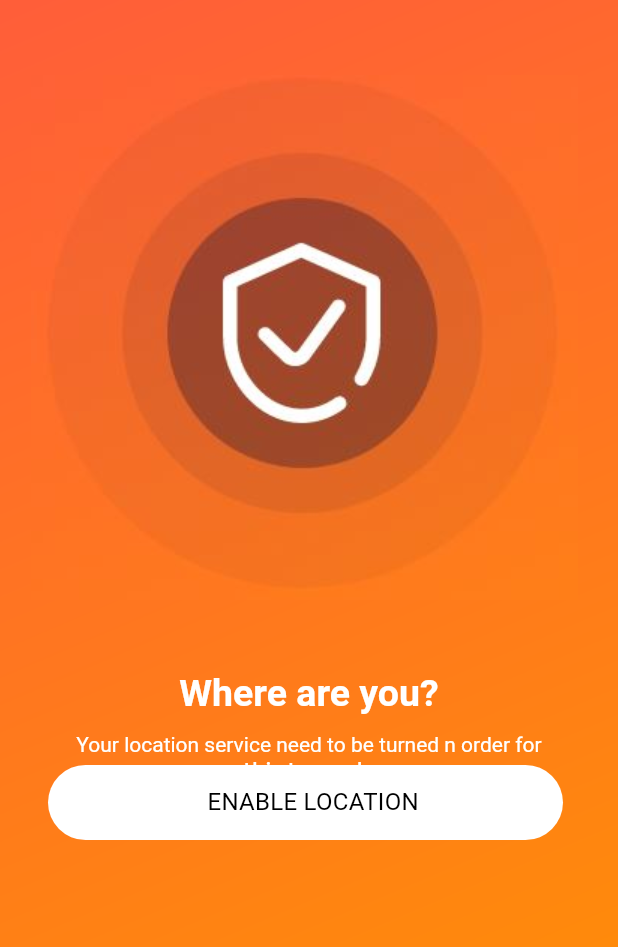
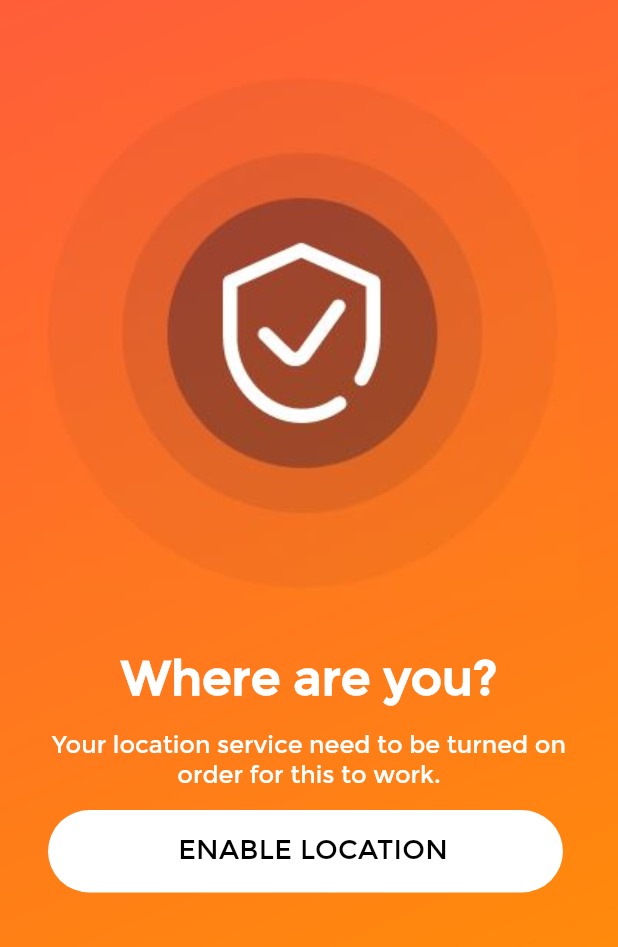
Before and after one commit to sudeshfer/folk, a Flutter app: the GetLocation screen opened by its route, on a phone screen of 412 x 824 dp. Shown: the top 947 px of the screen. Run offline on Flutter 3.47's test engine with Material 2 defaults, Android fonts, the phone set to English and light mode, and no system bars; our stand-ins replace flutter_datetime_picker, font_awesome_flutter, image_cropper, image_picker, permission_handler; missing offline and left inert: flutter_alert, flutter_country_picker, flutter_facebook_login, sms.

Commit message:
location page done

```diff
--- a/lib/Screens/Login/location.dart
+++ b/lib/Screens/Login/location.dart
@@ -1,4 +1,7 @@
+// import 'package:location/location.dart';
+// import 'package:flutter/services.dart';
 import 'package:flutter/material.dart';
+import 'package:permission_handler/permission_handler.dart';
 
 class GetLocation extends StatefulWidget {
   GetLocation({Key key}) : super(key: key);
@@ -8,6 +11,60 @@ class GetLocation extends StatefulWidget {
 }
 
 class _GetLocationState extends State<GetLocation> {
+  // Map<String,double> currentLocation = new Map();
+  // StreamSubscription<Map<String,double>> locationSubscription;
+
+  // Location location = new Location();
+  String error;
+  PermissionStatus _status;
+
+   @override
+  void initState() {
+      PermissionHandler().checkPermissionStatus(PermissionGroup.locationWhenInUse).then(_updateStatus);
+    // print(widget.fbId +
+    //     "\n" +
+    //     widget.fbName +
+    //     "\n" +
+    //     widget.fbEmail +
+    //     "\n" +
+    //     widget.fbPicUrl);
+    super.initState();
+    // currentLocation['latitude'] = 0.0;
+    // currentLocation['longintube'] = 0.0;
+    // initPlatformState();
+    // locationSubscription = location.onLocationChanged().listen((Map<String,double> result){
+    //   setState(() {
+    //     currentLocation = result;
+    //   });
+    // } );
+  }
+
+  void _updateStatus(PermissionStatus status){
+    if(status != _status){
+      setState(() {
+        _status = status;
+      });
+      print(_status);
+    }
+  }
+
+ void _askPermission(){
+   PermissionHandler().requestPermissions([PermissionGroup.locationWhenInUse]).then(_onStatusRequested);
+ }
+
+ void _onStatusRequested(Map<PermissionGroup, PermissionStatus> statuses){
+    final status = statuses[PermissionGroup.locationWhenInUse];
+    // if(status != PermissionStatus.granted){
+    //   PermissionHandler().openAppSettings();
+    // }
+    // else{
+    //   _updateStatus(status);
+    // }
+    _updateStatus(status);
+ }
+
+
+
   @override
   Widget build(BuildContext context) {
     return Scaffold(
@@ -20,17 +77,6 @@ class _GetLocationState extends State<GetLocation> {
               height: MediaQuery.of(context).size.height,
               fit: BoxFit.fill,
             ),
-        //      decoration: BoxDecoration(
-      //  gradient: LinearGradient(
-      //    begin: Alignment.topRight,
-      //    end: Alignment.bottomLeft,
-      //    stops: [0.2,1.2],
-      //    colors: [
-     //    Color(0xFFf45d27), Color(0xFFf5851f)
-      //    ],
-    //hari color eka ganna be oi
-    //    ),
-           //   ),
           ),
            Positioned(
             top: 50.0,
@@ -45,41 +91,42 @@ class _GetLocationState extends State<GetLocation> {
             ),
           ),
            Center(
-                    child: Padding(
-                      padding: const EdgeInsets.only(top: 100.0),
+                    child: Container(
+                      margin: const EdgeInsets.only(top: 95.0,bottom: 15),
                       child: Container(
                         child: Text('Where are you?',
                             style: TextStyle(
                               color: Colors.white,
-                              fontSize: 25,
+                              fontSize: 32,
+                              fontFamily: 'Montserrat',
                               fontWeight: FontWeight.bold
                             )),
                       ),
                     ),
                   ),
        Center(
-                    child: Padding(
-                      padding: const EdgeInsets.only(top: 185.0),
+                    child: Container(
+                      margin: const EdgeInsets.only(top: 240.0,bottom: 50),
                       child: Container(
                         child:  RichText(
                 textAlign: TextAlign.center,
                 text: TextSpan(
-                    text: "Your location service need to be turned n order for \n",
+                    text: "Your location service need to be turned on  \n",
 
-                    style: TextStyle(color: Colors.white, fontSize: 14),
+                    style: TextStyle(color: Colors.white, fontSize: 16,fontFamily: 'Montserrat'),
                     children: [
                       TextSpan(
-                          text: "this to work.",
+                          text: "order for this to work.",
                           style: TextStyle(
                               color: Colors.white,fontFamily: 'Montserrat',
-                              fontSize: 14))
+                              fontSize: 16))
                     ]),
               ),
                       ),
                     ),
                   ),
           Positioned(
-           top: 430,
+           top: 440,
             left: 32,
             child: Center(
               child: Column(
@@ -89,13 +136,15 @@ class _GetLocationState extends State<GetLocation> {
 
                   InkWell(
                     onTap: () {
-                      Navigator.of(context).pushNamed("/");
+                      _askPermission();
+                      // initPlatformState();
+                      // Navigator.of(context).pushNamed("/");
                     },
                     child: Center(
                       child: Padding(
-                        padding: const EdgeInsets.only(top: 80.0),
+                        padding: const EdgeInsets.only(top: 100.0),
                         child: Container(
-                          height: 50,
+                          height: 55,
                           width: MediaQuery.of(context).size.width / 1.2,
                           decoration: BoxDecoration(
                             color: Colors.white,
@@ -111,7 +160,7 @@ class _GetLocationState extends State<GetLocation> {
                                   child: Text(
                                     'enable location'.toUpperCase(),
                                     style: TextStyle(
-                                        color: Colors.black, fontSize: 16,
+                                        color: Colors.black, fontSize: 18,fontFamily: 'Montserrat',
                                        // fontWeight: FontWeight.w600,
                                         letterSpacing: 0.2,
                                         height: 1),
@@ -135,4 +184,30 @@ class _GetLocationState extends State<GetLocation> {
       ),
     );
   }
+  // void initPlatformState() async{
+  //   Map<String,double> my_location;
+
+  //   try{
+  //     my_location = await location.getLocation();
+  //     error = "";
+  //   }
+  //   on PlatformException catch(e){
+  //     if(e.code == 'PERMISSION_DENIED')
+  //     error = 'Permission Denied';
+
+  //     else if(e.code == 'PERMISSION_DENIED_NEVER_ASK')
+  //     error = 'Permission denied - please ask the user to enable it from the app settings';
+  //     my_location = null;
+  //   }
+
+  //   setState(() {
+  //     currentLocation = my_location;
+  //   });
+
+  //   final lat = "${currentLocation['latitude']}";
+  //   final long = "${currentLocation['longitude']}";
+
+  //   print(lat +"\n"+ long);
+
+  // }
 }
```
